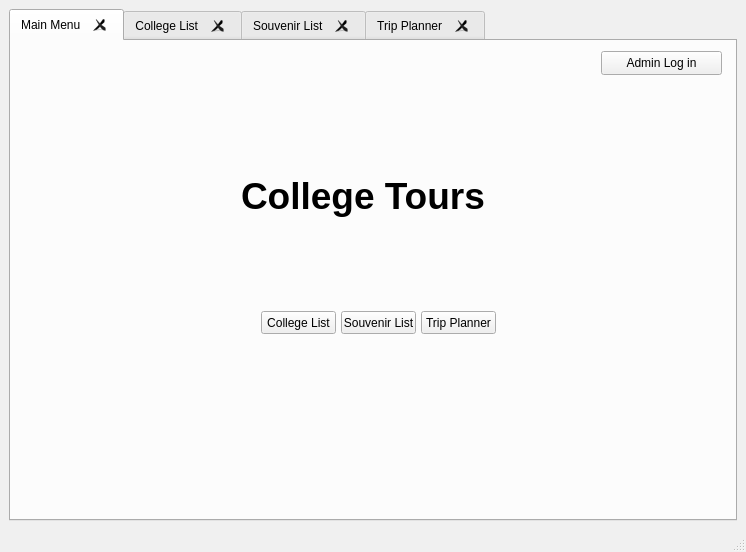
belalzahran/CS_Project2_TheApplicants, file CollegeTouring/mainwindow.ui: the form before one commit.
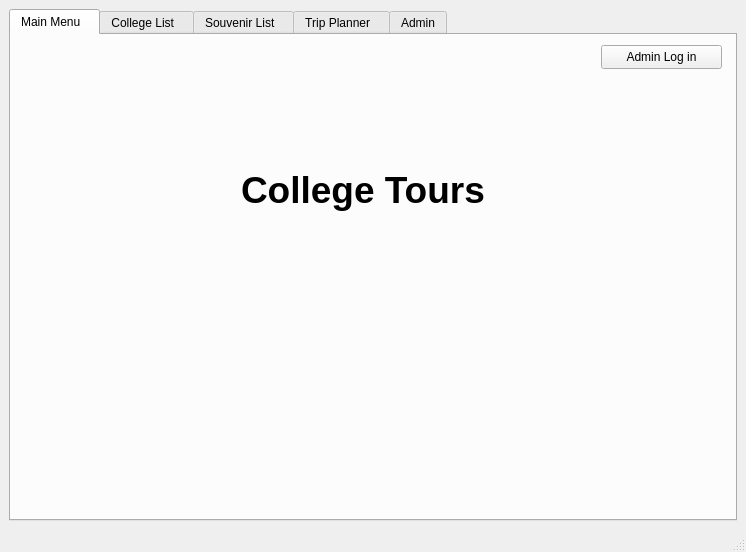
The form after the commit. The open tabs and pages were chosen to show the change. Custom widgets are drawn as their Qt base class.

Commit message: fix admin and login

The edit to the form file:
```diff
--- a/CollegeTouring/mainwindow.ui
+++ b/CollegeTouring/mainwindow.ui
@@ -12,579 +12,9 @@
   </property>
   <property name="palette">
    <palette>
-    <active>
-     <colorrole role="WindowText">
-      <brush brushstyle="SolidPattern">
-       <color alpha="255">
-        <red>0</red>
-        <green>0</green>
-        <blue>0</blue>
-       </color>
-      </brush>
-     </colorrole>
-     <colorrole role="Button">
-      <brush brushstyle="SolidPattern">
-       <color alpha="255">
-        <red>240</red>
-        <green>240</green>
-        <blue>240</blue>
-       </color>
-      </brush>
-     </colorrole>
-     <colorrole role="Light">
-      <brush brushstyle="SolidPattern">
-       <color alpha="255">
-        <red>255</red>
-        <green>255</green>
-        <blue>255</blue>
-       </color>
-      </brush>
-     </colorrole>
-     <colorrole role="Midlight">
-      <brush brushstyle="SolidPattern">
-       <color alpha="255">
-        <red>227</red>
-        <green>227</green>
-        <blue>227</blue>
-       </color>
-      </brush>
-     </colorrole>
-     <colorrole role="Dark">
-      <brush brushstyle="SolidPattern">
-       <color alpha="255">
-        <red>160</red>
-        <green>160</green>
-        <blue>160</blue>
-       </color>
-      </brush>
-     </colorrole>
-     <colorrole role="Mid">
-      <brush brushstyle="SolidPattern">
-       <color alpha="255">
-        <red>160</red>
-        <green>160</green>
-        <blue>160</blue>
-       </color>
-      </brush>
-     </colorrole>
-     <colorrole role="Text">
-      <brush brushstyle="SolidPattern">
-       <color alpha="255">
-        <red>0</red>
-        <green>0</green>
-        <blue>0</blue>
-       </color>
-      </brush>
-     </colorrole>
-     <colorrole role="BrightText">
-      <brush brushstyle="SolidPattern">
-       <color alpha="255">
-        <red>255</red>
-        <green>255</green>
-        <blue>255</blue>
-       </color>
-      </brush>
-     </colorrole>
-     <colorrole role="ButtonText">
-      <brush brushstyle="SolidPattern">
-       <color alpha="255">
-        <red>0</red>
-        <green>0</green>
-        <blue>0</blue>
-       </color>
-      </brush>
-     </colorrole>
-     <colorrole role="Base">
-      <brush brushstyle="SolidPattern">
-       <color alpha="255">
-        <red>255</red>
-        <green>255</green>
-        <blue>255</blue>
-       </color>
-      </brush>
-     </colorrole>
-     <colorrole role="Window">
-      <brush brushstyle="SolidPattern">
-       <color alpha="255">
-        <red>198</red>
-        <green>208</green>
-        <blue>197</blue>
-       </color>
-      </brush>
-     </colorrole>
-     <colorrole role="Shadow">
-      <brush brushstyle="SolidPattern">
-       <color alpha="255">
-        <red>105</red>
-        <green>105</green>
-        <blue>105</blue>
-       </color>
-      </brush>
-     </colorrole>
-     <colorrole role="Highlight">
-      <brush brushstyle="SolidPattern">
-       <color alpha="255">
-        <red>0</red>
-        <green>120</green>
-        <blue>215</blue>
-       </color>
-      </brush>
-     </colorrole>
-     <colorrole role="HighlightedText">
-      <brush brushstyle="SolidPattern">
-       <color alpha="255">
-        <red>255</red>
-        <green>255</green>
-        <blue>255</blue>
-       </color>
-      </brush>
-     </colorrole>
-     <colorrole role="Link">
-      <brush brushstyle="SolidPattern">
-       <color alpha="255">
-        <red>0</red>
-        <green>0</green>
-        <blue>255</blue>
-       </color>
-      </brush>
-     </colorrole>
-     <colorrole role="LinkVisited">
-      <brush brushstyle="SolidPattern">
-       <color alpha="255">
-        <red>255</red>
-        <green>0</green>
-        <blue>255</blue>
-       </color>
-      </brush>
-     </colorrole>
-     <colorrole role="AlternateBase">
-      <brush brushstyle="SolidPattern">
-       <color alpha="255">
-        <red>245</red>
-        <green>245</green>
-        <blue>245</blue>
-       </color>
-      </brush>
-     </colorrole>
-     <colorrole role="NoRole">
-      <brush brushstyle="SolidPattern">
-       <color alpha="255">
-        <red>0</red>
-        <green>0</green>
-        <blue>0</blue>
-       </color>
-      </brush>
-     </colorrole>
-     <colorrole role="ToolTipBase">
-      <brush brushstyle="SolidPattern">
-       <color alpha="255">
-        <red>255</red>
-        <green>255</green>
-        <blue>220</blue>
-       </color>
-      </brush>
-     </colorrole>
-     <colorrole role="ToolTipText">
-      <brush brushstyle="SolidPattern">
-       <color alpha="255">
-        <red>0</red>
-        <green>0</green>
-        <blue>0</blue>
-       </color>
-      </brush>
-     </colorrole>
-     <colorrole role="PlaceholderText">
-      <brush brushstyle="SolidPattern">
-       <color alpha="128">
-        <red>0</red>
-        <green>0</green>
-        <blue>0</blue>
-       </color>
-      </brush>
-     </colorrole>
-    </active>
-    <inactive>
-     <colorrole role="WindowText">
-      <brush brushstyle="SolidPattern">
-       <color alpha="255">
-        <red>0</red>
-        <green>0</green>
-        <blue>0</blue>
-       </color>
-      </brush>
-     </colorrole>
-     <colorrole role="Button">
-      <brush brushstyle="SolidPattern">
-       <color alpha="255">
-        <red>240</red>
-        <green>240</green>
-        <blue>240</blue>
-       </color>
-      </brush>
-     </colorrole>
-     <colorrole role="Light">
-      <brush brushstyle="SolidPattern">
-       <color alpha="255">
-        <red>255</red>
-        <green>255</green>
-        <blue>255</blue>
-       </color>
-      </brush>
-     </colorrole>
-     <colorrole role="Midlight">
-      <brush brushstyle="SolidPattern">
-       <color alpha="255">
-        <red>227</red>
-        <green>227</green>
-        <blue>227</blue>
-       </color>
-      </brush>
-     </colorrole>
-     <colorrole role="Dark">
-      <brush brushstyle="SolidPattern">
-       <color alpha="255">
-        <red>160</red>
-        <green>160</green>
-        <blue>160</blue>
-       </color>
-      </brush>
-     </colorrole>
-     <colorrole role="Mid">
-      <brush brushstyle="SolidPattern">
-       <color alpha="255">
-        <red>160</red>
-        <green>160</green>
-        <blue>160</blue>
-       </color>
-      </brush>
-     </colorrole>
-     <colorrole role="Text">
-      <brush brushstyle="SolidPattern">
-       <color alpha="255">
-        <red>0</red>
-        <green>0</green>
-        <blue>0</blue>
-       </color>
-      </brush>
-     </colorrole>
-     <colorrole role="BrightText">
-      <brush brushstyle="SolidPattern">
-       <color alpha="255">
-        <red>255</red>
-        <green>255</green>
-        <blue>255</blue>
-       </color>
-      </brush>
-     </colorrole>
-     <colorrole role="ButtonText">
-      <brush brushstyle="SolidPattern">
-       <color alpha="255">
-        <red>0</red>
-        <green>0</green>
-        <blue>0</blue>
-       </color>
-      </brush>
-     </colorrole>
-     <colorrole role="Base">
-      <brush brushstyle="SolidPattern">
-       <color alpha="255">
-        <red>255</red>
-        <green>255</green>
-        <blue>255</blue>
-       </color>
-      </brush>
-     </colorrole>
-     <colorrole role="Window">
-      <brush brushstyle="SolidPattern">
-       <color alpha="255">
-        <red>240</red>
-        <green>240</green>
-        <blue>240</blue>
-       </color>
-      </brush>
-     </colorrole>
-     <colorrole role="Shadow">
-      <brush brushstyle="SolidPattern">
-       <color alpha="255">
-        <red>105</red>
-        <green>105</green>
-        <blue>105</blue>
-       </color>
-      </brush>
-     </colorrole>
-     <colorrole role="Highlight">
-      <brush brushstyle="SolidPattern">
-       <color alpha="255">
-        <red>240</red>
-        <green>240</green>
-        <blue>240</blue>
-       </color>
-      </brush>
-     </colorrole>
-     <colorrole role="HighlightedText">
-      <brush brushstyle="SolidPattern">
-       <color alpha="255">
-        <red>0</red>
-        <green>0</green>
-        <blue>0</blue>
-       </color>
-      </brush>
-     </colorrole>
-     <colorrole role="Link">
-      <brush brushstyle="SolidPattern">
-       <color alpha="255">
-        <red>0</red>
-        <green>0</green>
-        <blue>255</blue>
-       </color>
-      </brush>
-     </colorrole>
-     <colorrole role="LinkVisited">
-      <brush brushstyle="SolidPattern">
-       <color alpha="255">
-        <red>255</red>
-        <green>0</green>
-        <blue>255</blue>
-       </color>
-      </brush>
-     </colorrole>
-     <colorrole role="AlternateBase">
-      <brush brushstyle="SolidPattern">
-       <color alpha="255">
-        <red>245</red>
-        <green>245</green>
-        <blue>245</blue>
-       </color>
-      </brush>
-     </colorrole>
-     <colorrole role="NoRole">
-      <brush brushstyle="NoBrush">
-       <color alpha="255">
-        <red>0</red>
-        <green>0</green>
-        <blue>0</blue>
-       </color>
-      </brush>
-     </colorrole>
-     <colorrole role="ToolTipBase">
-      <brush brushstyle="SolidPattern">
-       <color alpha="255">
-        <red>255</red>
-        <green>255</green>
-        <blue>220</blue>
-       </color>
-      </brush>
-     </colorrole>
-     <colorrole role="ToolTipText">
-      <brush brushstyle="SolidPattern">
-       <color alpha="255">
-        <red>0</red>
-        <green>0</green>
-        <blue>0</blue>
-       </color>
-      </brush>
-     </colorrole>
-     <colorrole role="PlaceholderText">
-      <brush brushstyle="SolidPattern">
-       <color alpha="128">
-        <red>0</red>
-        <green>0</green>
-        <blue>0</blue>
-       </color>
-      </brush>
-     </colorrole>
-    </inactive>
-    <disabled>
-     <colorrole role="WindowText">
-      <brush brushstyle="SolidPattern">
-       <color alpha="255">
-        <red>120</red>
-        <green>120</green>
-        <blue>120</blue>
-       </color>
-      </brush>
-     </colorrole>
-     <colorrole role="Button">
-      <brush brushstyle="SolidPattern">
-       <color alpha="255">
-        <red>240</red>
-        <green>240</green>
-        <blue>240</blue>
-       </color>
-      </brush>
-     </colorrole>
-     <colorrole role="Light">
-      <brush brushstyle="SolidPattern">
-       <color alpha="255">
-        <red>255</red>
-        <green>255</green>
-        <blue>255</blue>
-       </color>
-      </brush>
-     </colorrole>
-     <colorrole role="Midlight">
-      <brush brushstyle="SolidPattern">
-       <color alpha="255">
-        <red>247</red>
-        <green>247</green>
-        <blue>247</blue>
-       </color>
-      </brush>
-     </colorrole>
-     <colorrole role="Dark">
-      <brush brushstyle="SolidPattern">
-       <color alpha="255">
-        <red>160</red>
-        <green>160</green>
-        <blue>160</blue>
-       </color>
-      </brush>
-     </colorrole>
-     <colorrole role="Mid">
-      <brush brushstyle="SolidPattern">
-       <color alpha="255">
-        <red>160</red>
-        <green>160</green>
-        <blue>160</blue>
-       </color>
-      </brush>
-     </colorrole>
-     <colorrole role="Text">
-      <brush brushstyle="SolidPattern">
-       <color alpha="255">
-        <red>120</red>
-        <green>120</green>
-        <blue>120</blue>
-       </color>
-      </brush>
-     </colorrole>
-     <colorrole role="BrightText">
-      <brush brushstyle="SolidPattern">
-       <color alpha="255">
-        <red>255</red>
-        <green>255</green>
-        <blue>255</blue>
-       </color>
-      </brush>
-     </colorrole>
-     <colorrole role="ButtonText">
-      <brush brushstyle="SolidPattern">
-       <color alpha="255">
-        <red>120</red>
-        <green>120</green>
-        <blue>120</blue>
-       </color>
-      </brush>
-     </colorrole>
-     <colorrole role="Base">
-      <brush brushstyle="SolidPattern">
-       <color alpha="255">
-        <red>198</red>
-        <green>208</green>
-        <blue>197</blue>
-       </color>
-      </brush>
-     </colorrole>
-     <colorrole role="Window">
-      <brush brushstyle="SolidPattern">
-       <color alpha="255">
-        <red>198</red>
-        <green>208</green>
-        <blue>197</blue>
-       </color>
-      </brush>
-     </colorrole>
-     <colorrole role="Shadow">
-      <brush brushstyle="SolidPattern">
-       <color alpha="255">
-        <red>0</red>
-        <green>0</green>
-        <blue>0</blue>
-       </color>
-      </brush>
-     </colorrole>
-     <colorrole role="Highlight">
-      <brush brushstyle="SolidPattern">
-       <color alpha="255">
-        <red>0</red>
-        <green>120</green>
-        <blue>215</blue>
-       </color>
-      </brush>
-     </colorrole>
-     <colorrole role="HighlightedText">
-      <brush brushstyle="SolidPattern">
-       <color alpha="255">
-        <red>255</red>
-        <green>255</green>
-        <blue>255</blue>
-       </color>
-      </brush>
-     </colorrole>
-     <colorrole role="Link">
-      <brush brushstyle="SolidPattern">
-       <color alpha="255">
-        <red>0</red>
-        <green>0</green>
-        <blue>255</blue>
-       </color>
-      </brush>
-     </colorrole>
-     <colorrole role="LinkVisited">
-      <brush brushstyle="SolidPattern">
-       <color alpha="255">
-        <red>255</red>
-        <green>0</green>
-        <blue>255</blue>
-       </color>
-      </brush>
-     </colorrole>
-     <colorrole role="AlternateBase">
-      <brush brushstyle="SolidPattern">
-       <color alpha="255">
-        <red>245</red>
-        <green>245</green>
-        <blue>245</blue>
-       </color>
-      </brush>
-     </colorrole>
-     <colorrole role="NoRole">
-      <brush brushstyle="NoBrush">
-       <color alpha="255">
-        <red>0</red>
-        <green>0</green>
-        <blue>0</blue>
-       </color>
-      </brush>
-     </colorrole>
-     <colorrole role="ToolTipBase">
-      <brush brushstyle="SolidPattern">
-       <color alpha="255">
-        <red>255</red>
-        <green>255</green>
-        <blue>220</blue>
-       </color>
-      </brush>
-     </colorrole>
-     <colorrole role="ToolTipText">
-      <brush brushstyle="SolidPattern">
-       <color alpha="255">
-        <red>0</red>
-        <green>0</green>
-        <blue>0</blue>
-       </color>
-      </brush>
-     </colorrole>
-     <colorrole role="PlaceholderText">
-      <brush brushstyle="SolidPattern">
-       <color alpha="128">
-        <red>0</red>
-        <green>0</green>
-        <blue>0</blue>
-       </color>
-      </brush>
-     </colorrole>
-    </disabled>
+    <active/>
+    <inactive/>
+    <disabled/>
    </palette>
   </property>
   <property name="windowTitle">
@@ -1040,7 +470,7 @@
        <number>3</number>
       </property>
       <property name="tabsClosable">
-       <bool>true</bool>
+       <bool>false</bool>
       </property>
       <property name="movable">
        <bool>false</bool>
@@ -1075,45 +505,6 @@
          <string>&lt;html&gt;&lt;head/&gt;&lt;body&gt;&lt;p&gt;&lt;span style=&quot; font-size:28pt; font-weight:700;&quot;&gt;College Tours&lt;/span&gt;&lt;/p&gt;&lt;/body&gt;&lt;/html&gt;</string>
         </property>
        </widget>
-       <widget class="QPushButton" name="pushButtonCollegeLst">
-        <property name="geometry">
-         <rect>
-          <x>250</x>
-          <y>270</y>
-          <width>75</width>
-          <height>23</height>
-         </rect>
-        </property>
-        <property name="text">
-         <string>College List</string>
-        </property>
-       </widget>
-       <widget class="QPushButton" name="pushButton_tripPlan">
-        <property name="geometry">
-         <rect>
-          <x>410</x>
-          <y>270</y>
-          <width>75</width>
-          <height>23</height>
-         </rect>
-        </property>
-        <property name="text">
-         <string>Trip Planner</string>
-        </property>
-       </widget>
-       <widget class="QPushButton" name="pushButton_SouvenirList">
-        <property name="geometry">
-         <rect>
-          <x>330</x>
-          <y>270</y>
-          <width>75</width>
-          <height>23</height>
-         </rect>
-        </property>
-        <property name="text">
-         <string>Souvenir List</string>
-        </property>
-       </widget>
       </widget>
       <widget class="CollegeList" name="collegeList">
        <attribute name="title">
@@ -1130,6 +521,11 @@
         <string>Trip Planner  </string>
        </attribute>
       </widget>
+      <widget class="admin" name="tab_5">
+       <attribute name="title">
+        <string>Admin</string>
+       </attribute>
+      </widget>
      </widget>
     </item>
    </layout>
@@ -1165,6 +561,12 @@
    <header>tripplanner.h</header>
    <container>1</container>
   </customwidget>
+  <customwidget>
+   <class>admin</class>
+   <extends>QWidget</extends>
+   <header location="global">admin.h</header>
+   <container>1</container>
+  </customwidget>
  </customwidgets>
  <resources/>
  <connections/>
```
Left out of the diff: 6 changed lines with no effect on the pictures. The commit also changes 11 other files.
